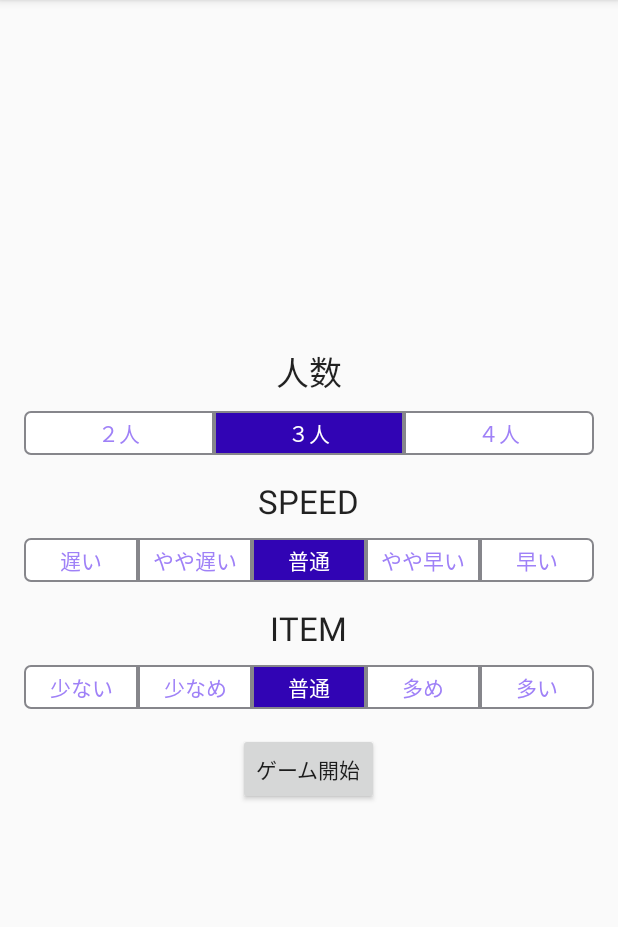
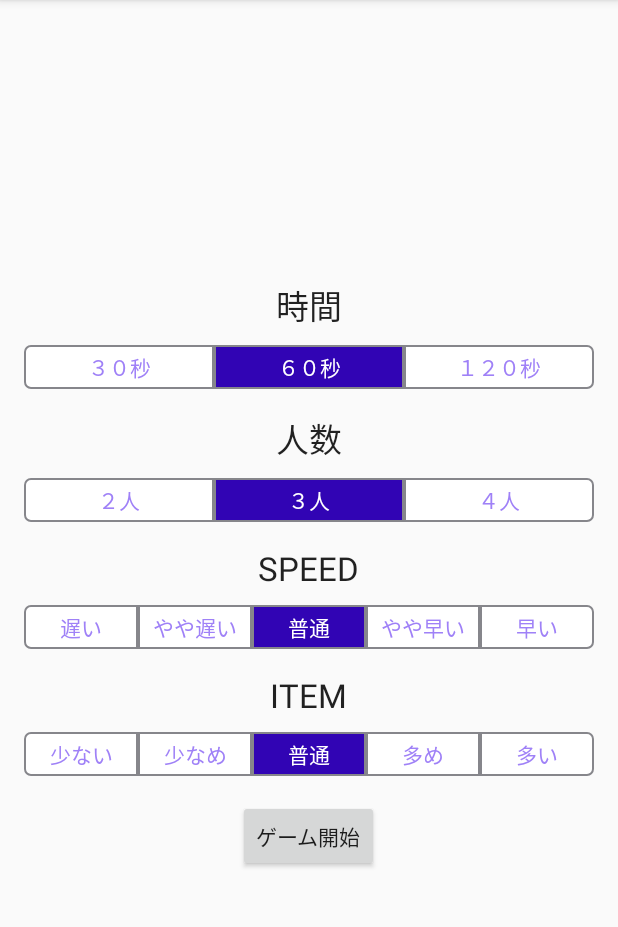
Before and after one commit to KIRIN3git/HoneycombBattle, an Android app: the screen it shows after launch (MainActivity), on a phone screen of 412 x 824 dp, the part 84-1011 px from its top. Run offline under Robolectric (Android 15) with nearby library versions, the phone set to English and light mode, and no system bars.

Commit message:
クリア作成中

```diff
--- a/app/src/main/java/kirin3/jp/honeycombbattle/main/MainActivity.java
+++ b/app/src/main/java/kirin3/jp/honeycombbattle/main/MainActivity.java
@@ -19,19 +19,17 @@ import kirin3.jp.honeycombbattle.game.GameActivity;
 
 public class MainActivity extends AppCompatActivity {
 
-
+    static RadioGroup sRadioGroupBattleTime;
     static RadioGroup sRadioGroupPlayerNumber;
     static RadioGroup sRadioGroupPlayerSpeed;
     static RadioGroup sRadioGroupItemQuantity;
 
+    static RadioButton sRadioIButtonBattleTime;
     static RadioButton sRadioIButtonPlayerNumber;
     static RadioButton sRadioIButtonPlayerSpeed;
-
     static RadioButton sRadioIButtonItemQuantity;
 
-
-
-
+    public static final String INTENT_BATTLE_TIME = "INTENT_BATTLE_TIME";
     public static final String INTENT_PLAYER_SPEED = "INTENT_PLAYER_SPEED";
     public static final String INTENT_PLAYER_NUMBER = "INTENT_PLAYER_NUMBER";
     public static final String INTENT_ITEM_QUANTITY = "INTENT_ITEM_QUANTITY";
@@ -41,7 +39,7 @@ public class MainActivity extends AppCompatActivity {
         super.onCreate(savedInstanceState);
         setContentView(R.layout.activity_main);
 
-
+        sRadioGroupBattleTime = (RadioGroup) findViewById(R.id.RadioGroupBattleTime);
         sRadioGroupPlayerNumber = (RadioGroup) findViewById(R.id.RadioGroupPlayerNumber);
         sRadioGroupPlayerSpeed = (RadioGroup) findViewById(R.id.RadioGroupPlayerSpeed);
         sRadioGroupItemQuantity = (RadioGroup) findViewById(R.id.RadioGroupItemQuantity);
@@ -60,14 +58,14 @@ public class MainActivity extends AppCompatActivity {
             @Override
             public void onClick(View v) {
 
+                sRadioIButtonBattleTime = (RadioButton) findViewById(sRadioGroupPlayerNumber.getCheckedRadioButtonId());
                 sRadioIButtonPlayerNumber = (RadioButton) findViewById(sRadioGroupPlayerNumber.getCheckedRadioButtonId());
                 sRadioIButtonPlayerSpeed = (RadioButton) findViewById(sRadioGroupPlayerSpeed.getCheckedRadioButtonId());
                 sRadioIButtonItemQuantity = (RadioButton) findViewById(sRadioGroupItemQuantity.getCheckedRadioButtonId());
 
-                Log.w( "DEBUG_DATA", "sRadioIButtonItemQuantity.getId()" + sRadioIButtonItemQuantity.getText());
-
                 // インテントのインスタンス生成
                 Intent intent = new Intent(MainActivity.this, GameActivity.class);
+                intent.putExtra(INTENT_BATTLE_TIME,sRadioIButtonBattleTime.getText());
                 intent.putExtra(INTENT_PLAYER_NUMBER,sRadioIButtonPlayerNumber.getText());
                 intent.putExtra(INTENT_PLAYER_SPEED,sRadioIButtonPlayerSpeed.getText());
                 intent.putExtra(INTENT_ITEM_QUANTITY,sRadioIButtonItemQuantity.getText());
--- /dev/null
+++ b/app/src/main/java/kirin3/jp/honeycombbattle/mng/ClearMng.java
@@ -0,0 +1,5 @@
+package kirin3.jp.honeycombbattle.mng;
+
+public class ClearMng {
+
+}
--- a/app/src/main/res/layout/activity_main.xml
+++ b/app/src/main/res/layout/activity_main.xml
@@ -16,6 +16,59 @@
         android:layout_centerVertical="true"
         android:layout_centerHorizontal="true">
 
+        <TextView
+            android:id="@+id/time"
+            android:layout_height="wrap_content"
+            android:layout_width="wrap_content"
+            android:textAppearance="?android:attr/textAppearanceLarge"
+            android:text="時間"
+            android:layout_above="@+id/linearLayout1"
+            android:layout_marginBottom="10dp">
+        </TextView>
+
+        <RadioGroup
+            android:layout_height="wrap_content"
+            android:layout_width="match_parent"
+            android:id="@+id/RadioGroupBattleTime"
+            android:layout_marginLeft="16dp"
+            android:layout_marginRight="16dp"
+            android:layout_marginBottom="16dp"
+            android:orientation="horizontal">
+            <RadioButton
+                android:text="３０秒"
+                android:id="@+id/RadioBattleTime1"
+                android:layout_width="match_parent"
+                android:layout_height="match_parent"
+                android:background="@drawable/btn_radio_left"
+                android:textColor="@drawable/btn_radio_textcolor"
+                android:layout_weight="1"
+                android:button="@null"
+                android:gravity="center">
+            </RadioButton>
+            <RadioButton
+                android:text="６０秒"
+                android:checked="true"
+                android:id="@+id/RadioBattleTime2"
+                android:layout_width="match_parent"
+                android:layout_height="match_parent"
+                android:background="@drawable/btn_radio_center"
+                android:textColor="@drawable/btn_radio_textcolor"
+                android:layout_weight="1"
+                android:button="@null"
+                android:gravity="center">
+            </RadioButton>
+            <RadioButton
+                android:text="１２０秒"
+                android:id="@+id/RadioBattleTime3"
+                android:layout_width="match_parent"
+                android:layout_height="match_parent"
+                android:background="@drawable/btn_radio_right"
+                android:textColor="@drawable/btn_radio_textcolor"
+                android:layout_weight="1"
+                android:button="@null"
+                android:gravity="center">
+            </RadioButton>
+        </RadioGroup>
 
         <TextView
             android:id="@+id/number"
--- a/app/src/main/res/values/strings.xml
+++ b/app/src/main/res/values/strings.xml
@@ -1,6 +1,9 @@
 <resources>
     <string name="app_name">HoneycombBattle</string>
 
+    <string name="time_1">３０秒</string>
+    <string name="time_2">６０秒</string>
+    <string name="time_3">１２０秒</string>
     <string name="number_1">２人</string>
     <string name="number_2">３人</string>
     <string name="number_3">４人</string>
```
Also changed, not shown: app/src/main/java/kirin3/jp/honeycombbattle/game/GameSurfaceView.java (+56 -26 lines), app/src/main/java/kirin3/jp/honeycombbattle/mng/FieldMng.java (+6 -1 lines), app/src/main/java/kirin3/jp/honeycombbattle/mng/PlayerMng.java (+25 -1 lines), app/src/main/java/kirin3/jp/honeycombbattle/mng/TimeMng.java (+15 -5 lines), app/src/main/java/kirin3/jp/honeycombbattle/result/ResultActivity.java (added, +16 -0 lines), app/src/main/res/layout/activity_result.xml (added, +22 -0 lines).
